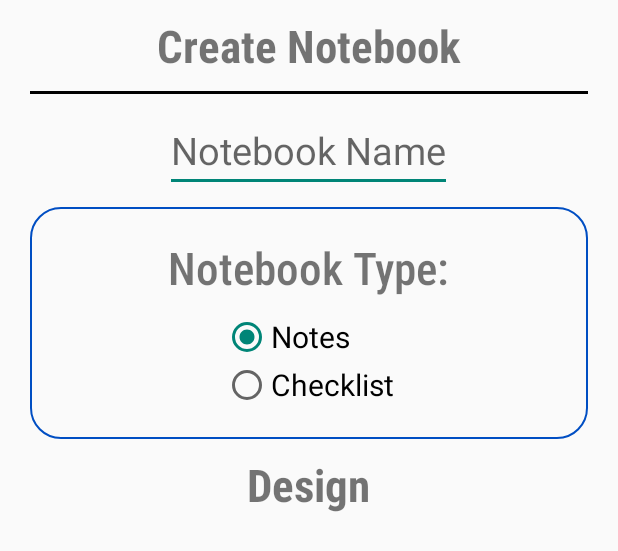
After one commit to dfayaud/NotebookScheduler, an Android app: the layout notebook_creation.xml on its own in the app's theme, with its tools: preview values and no code run, on a phone screen of 412 x 824 dp. The commit adds this screen. Shown: the top 551 px of the screen. Run offline under Robolectric (Android 15) with nearby library versions, the phone set to English and light mode, and no system bars.

Commit message:
Quick update

```diff
--- /dev/null
+++ b/app/src/main/java/csc248/smirn42/NotebookScheduler/AddNotebook.java
@@ -0,0 +1,13 @@
+package csc248.smirn42.NotebookScheduler;
+
+import android.os.Bundle;
+import androidx.appcompat.app.AppCompatActivity;
+
+public class AddNotebook extends AppCompatActivity {
+
+    @Override
+    protected void onCreate(Bundle savedInstanceState) {
+        super.onCreate(savedInstanceState);
+        setContentView(R.layout.activity_main);
+    }
+}
--- a/app/src/main/java/csc248/smirn42/NotebookScheduler/MainActivity.java
+++ b/app/src/main/java/csc248/smirn42/NotebookScheduler/MainActivity.java
@@ -2,6 +2,7 @@ package csc248.smirn42.NotebookScheduler;
 
 import androidx.appcompat.app.AppCompatActivity;
 
+import android.content.Intent;
 import android.os.Bundle;
 import android.view.View;
 
@@ -14,7 +15,8 @@ public class MainActivity extends AppCompatActivity {
     }
 
     public void addNotebook(View view) {
-
+        Intent intent = new Intent(this, AddNotebook.class);
+        startActivity(intent);
     }
 
 }
--- /dev/null
+++ b/app/src/main/res/drawable/layout_border.xml
@@ -0,0 +1,6 @@
+<?xml version="1.0" encoding="utf-8"?>
+<shape xmlns:android="http://schemas.android.com/apk/res/android" android:shape="rectangle">
+    <corners android:radius="20dp"/>
+    <padding android:left="10dp" android:right="10dp" android:top="10dp" android:bottom="10dp"/>
+    <stroke android:width="1dp" android:color="@color/accent_color"/>
+</shape>
--- a/app/src/main/res/layout/activity_main.xml
+++ b/app/src/main/res/layout/activity_main.xml
@@ -8,10 +8,10 @@
     android:background="@color/primary_color">
 
     <LinearLayout
+        android:id="@+id/banner"
         android:layout_width="match_parent"
         android:layout_height="wrap_content"
         android:orientation="horizontal"
-        android:id="@+id/banner"
         app:layout_constraintTop_toTopOf="parent"
         android:background="@color/accent_color">
 
--- /dev/null
+++ b/app/src/main/res/layout/notebook_creation.xml
@@ -0,0 +1,106 @@
+<?xml version="1.0" encoding="utf-8"?>
+<androidx.constraintlayout.widget.ConstraintLayout xmlns:android="http://schemas.android.com/apk/res/android"
+    android:layout_width="match_parent"
+    android:layout_height="match_parent"
+    xmlns:app="http://schemas.android.com/apk/res-auto">
+
+    <LinearLayout
+        android:layout_width="match_parent"
+        android:layout_height="wrap_content"
+        android:orientation="vertical"
+        android:id="@+id/banner_notebook"
+        app:layout_constraintTop_toTopOf="parent"
+        android:gravity="center">
+
+        <TextView
+            android:layout_width="wrap_content"
+            android:layout_height="wrap_content"
+            android:text="Create Notebook"
+            android:textSize="30sp"
+            android:textAllCaps="false"
+            android:fontFamily="sans-serif-condensed-medium"
+            android:textStyle="bold"
+            android:layout_marginTop="10dp"
+            android:layout_marginBottom="10dp"/>
+
+    </LinearLayout>
+
+    <LinearLayout
+        android:layout_width="match_parent"
+        android:layout_height="wrap_content"
+        android:gravity="center"
+        android:paddingLeft="20dp"
+        android:paddingRight="20dp"
+        android:orientation="vertical"
+        app:layout_constraintTop_toBottomOf="@+id/banner_notebook">
+
+        <View
+            android:layout_width="match_parent"
+            android:layout_height="2dp"
+            android:background="@color/black"/>
+
+        <EditText
+            android:layout_width="wrap_content"
+            android:layout_height="wrap_content"
+            android:layout_margin="10dp"
+            android:textSize="25sp"
+            android:hint="Notebook Name"/>
+
+        <LinearLayout
+            android:layout_width="match_parent"
+            android:layout_height="wrap_content"
+            android:orientation="vertical"
+            android:gravity="center"
+            android:paddingTop="10dp"
+            android:paddingBottom="20dp"
+            android:background="@drawable/layout_border">
+
+            <TextView
+                android:layout_width="wrap_content"
+                android:layout_height="wrap_content"
+                android:text="Notebook Type:"
+                android:textSize="30sp"
+                android:textAllCaps="false"
+                android:fontFamily="sans-serif-condensed-medium"
+                android:layout_marginTop="10dp"
+                android:layout_marginBottom="10dp"/>
+
+            <RadioGroup
+                android:layout_width="wrap_content"
+                android:layout_height="wrap_content">
+
+                <RadioButton
+                    android:id="@+id/note_selection"
+                    android:layout_width="wrap_content"
+                    android:layout_height="wrap_content"
+                    android:checked="true"
+                    android:text="Notes"
+                    android:textSize="20sp"
+                    android:onClick="newNote"/>
+
+                <RadioButton
+                    android:id="@+id/checklist_selection"
+                    android:layout_width="wrap_content"
+                    android:layout_height="wrap_content"
+                    android:text="Checklist"
+                    android:textSize="20sp"
+                    android:onClick="newChecklist"/>
+
+            </RadioGroup>
+
+        </LinearLayout>
+
+        <TextView
+            android:layout_width="wrap_content"
+            android:layout_height="wrap_content"
+            android:text="Design"
+            android:textSize="30sp"
+            android:textAllCaps="false"
+            android:fontFamily="sans-serif-condensed-medium"
+            android:textStyle="bold"
+            android:layout_marginTop="10dp"
+            android:layout_marginBottom="10dp"/>
+
+    </LinearLayout>
+
+</androidx.constraintlayout.widget.ConstraintLayout>
```
